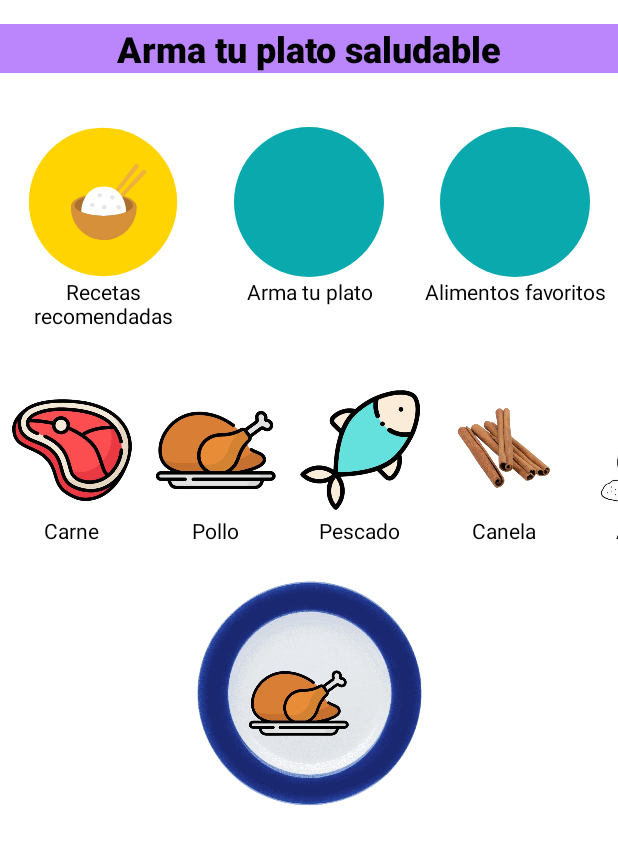
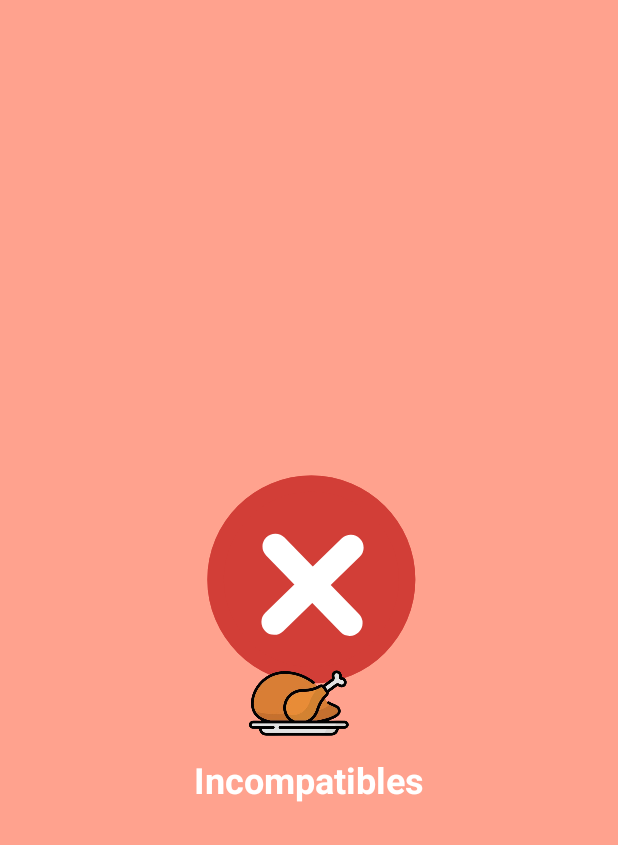
Before and after one commit to Ion25/ALEA, an Android app: the CompatibilityActivity screen opened directly, with no data from a screen before it, after a tap on "Pollo", on a phone screen of 412 x 824 dp. Shown: the top 845 px of the screen. Run offline under Robolectric (Android 15) with nearby library versions, the phone set to English and light mode, and no system bars; 2 statements that could not run were skipped; 3 other taps on this screen came first.

Commit message:
Incompatibilidad con los alimentos falta corregir la comparacion de alimentos

```diff
--- a/app/build.gradle.kts
+++ b/app/build.gradle.kts
@@ -78,7 +78,6 @@ dependencies {
 
     implementation ("com.google.android.material:material:1.9.0")
 
-
     testImplementation(libs.junit)
     androidTestImplementation(libs.androidx.junit)
     androidTestImplementation(libs.androidx.espresso.core)
--- a/app/src/main/java/com/example/alea/CompatibilityActivity.kt
+++ b/app/src/main/java/com/example/alea/CompatibilityActivity.kt
@@ -4,9 +4,12 @@ import FoodAdapter
 import FoodItem
 import android.animation.ObjectAnimator
 import android.os.Bundle
+import android.os.Handler
+import android.os.Looper
 import android.util.Log
 import android.view.View
 import android.view.animation.AnimationUtils
+import android.widget.FrameLayout
 import android.widget.ImageView
 import android.widget.TextView
 import android.widget.Toast
@@ -75,12 +78,17 @@ class CompatibilityActivity : AppCompatActivity() {
         // Configuración de RecyclerView horizontal
         val foodListHorizontal = findViewById<RecyclerView>(R.id.foodListHorizontal)
         foodListHorizontal.layoutManager = LinearLayoutManager(this, LinearLayoutManager.HORIZONTAL, false)
-        val selectedFoods = mutableListOf<FoodItem>() // Lista de alimentos seleccionados
+        val selectedFoods = mutableSetOf<FoodItem>() // Lista de alimentos seleccionados
         // Plato vacío
         val emptyPlate = findViewById<ImageView>(R.id.emptyPlate)
         val foodAdapter = FoodAdapter(foods) { selectedFood ->
-            selectedFoods.add(selectedFood) // Agregar el alimento seleccionado a la lista
-            updatePlateContent(selectedFoods, emptyPlate) // Actualizar el contenido del plato
+            if (selectedFoods.contains(selectedFood)) {
+                Toast.makeText(this, "Este alimento ya está en el plato.", Toast.LENGTH_SHORT).show()
+            } else {
+                selectedFoods.add(selectedFood) // Agregar el alimento seleccionado
+                updatePlateContent(selectedFoods.toList(), emptyPlate) // Actualizar el plato
+                checkForIncompatibilities(selectedFoods.toList()) // Verificar incompatibilidades después de agregar el alimento
+            }
         }
         foodListHorizontal.adapter = foodAdapter
 
@@ -110,8 +118,8 @@ class CompatibilityActivity : AppCompatActivity() {
                 recipeList.visibility = View.GONE
             } else {
                 // Oculta la lista horizontal y el plato vacío
+                clearPlate(emptyPlate, selectedFoods) // Limpia el plato antes de cambiar la vista
                 foodListHorizontal.visibility = View.GONE
-                emptyPlate.visibility = View.GONE
                 // Muestra todas las recetas
                 adapter.updateRecipes(recipes)
                 recipeList.visibility = View.VISIBLE
@@ -128,8 +136,8 @@ class CompatibilityActivity : AppCompatActivity() {
                 recipeList.visibility = View.GONE
             } else {
                 // Oculta la lista horizontal y el plato vacío
+                clearPlate(emptyPlate, selectedFoods) // Limpia el plato y oculta el contenido
                 foodListHorizontal.visibility = View.GONE
-                emptyPlate.visibility = View.GONE
 
                 if (favoriteRecipes.isNotEmpty()) {
                     // Muestra solo las recetas favoritas
@@ -226,4 +234,47 @@ class CompatibilityActivity : AppCompatActivity() {
         }
     }
 
+    private fun clearPlate(plateView: ImageView, selectedFoods: MutableSet<FoodItem>) {
+        val plateContainer = findViewById<ConstraintLayout>(R.id.main)
+
+        // Eliminar todas las vistas dinámicas asociadas con el plato
+        val itemsToRemove = plateContainer.children.filter { it.tag == "foodItem" }.toList()
+        itemsToRemove.forEach { plateContainer.removeView(it) }
+
+        // Limpiar la lista de alimentos seleccionados
+        selectedFoods.clear()
+
+        // Ocultar el plato vacío
+        plateView.visibility = View.GONE
+    }
+
+    private fun checkForIncompatibilities(selectedFoods: List<FoodItem>) {
+        val incompatibleFoods = listOf("Pollo", "Canela") // Ejemplo de alimentos incompatibles
+
+        // Verifica si alguno de los alimentos seleccionados es incompatible
+        val incompatibleDetected = selectedFoods.any { selectedFood ->
+            incompatibleFoods.contains(selectedFood.name)
+        }
+
+        // Solo mostrar la alerta si se ha detectado una incompatibilidad
+        if (incompatibleDetected) {
+            val alert = findViewById<FrameLayout>(R.id.incompatibilityAlert)
+            val animation = findViewById<LottieAnimationView>(R.id.incompatibilityAnimation)
+            val textView = findViewById<TextView>(R.id.incompatibilityText)
+
+            // Mostrar la alerta
+            alert.visibility = View.VISIBLE
+            animation.playAnimation()
+            textView.visibility = View.VISIBLE
+
+            // Ocultar la alerta después de 3 segundos
+            Handler(Looper.getMainLooper()).postDelayed({
+                alert.visibility = View.GONE
+            }, 3000)  // La alerta desaparecerá después de 3 segundos
+        } else {
+            // Si no hay incompatibilidad, asegúrate de ocultar la alerta si es visible
+            val alert = findViewById<FrameLayout>(R.id.incompatibilityAlert)
+            alert.visibility = View.GONE
+        }
+    }
 }
--- a/app/src/main/res/layout/activity_compatibility.xml
+++ b/app/src/main/res/layout/activity_compatibility.xml
@@ -158,4 +158,39 @@
             android:visibility="gone" />
     </androidx.core.widget.NestedScrollView>
 
+    <!-- Cuadro de alerta para incompatibilidades -->
+    <FrameLayout
+        android:id="@+id/incompatibilityAlert"
+        android:layout_width="match_parent"
+        android:layout_height="match_parent"
+        android:visibility="gone"
+        android:background="@color/red_transparent">
+
+        <LinearLayout
+            android:layout_width="match_parent"
+            android:layout_height="match_parent"
+            android:orientation="vertical"
+            android:gravity="center">
+
+            <com.airbnb.lottie.LottieAnimationView
+                android:id="@+id/incompatibilityAnimation"
+                android:layout_width="200dp"
+                android:layout_height="200dp"
+                app:lottie_rawRes="@raw/incompatibles"
+                app:lottie_loop="true"
+                app:lottie_autoPlay="true"
+                android:contentDescription="Incompatibles" />
+
+            <TextView
+                android:id="@+id/incompatibilityText"
+                android:layout_width="wrap_content"
+                android:layout_height="wrap_content"
+                android:layout_marginTop="16dp"
+                android:text="Incompatibles"
+                android:textColor="@android:color/white"
+                android:textStyle="bold"
+                android:textSize="24sp" />
+        </LinearLayout>
+    </FrameLayout>
+
 </androidx.constraintlayout.widget.ConstraintLayout>
--- a/app/src/main/res/values/colors.xml
+++ b/app/src/main/res/values/colors.xml
@@ -8,4 +8,5 @@
     <color name="black">#FF000000</color>
     <color name="white">#FFFFFFFF</color>
     <color name="green">#44E962</color>
+    <color name="red_transparent">#FFA28E</color>
 </resources>
```
